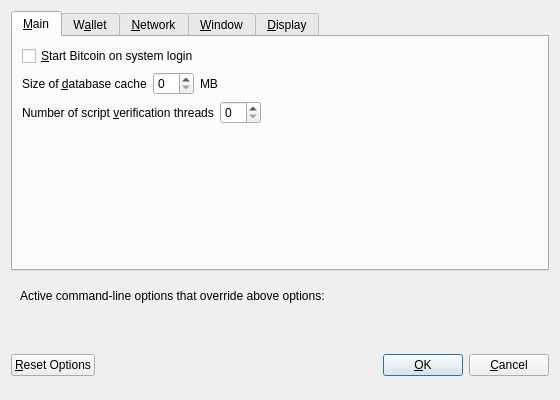
Above: src/qt/forms/optionsdialog.ui from raffermeko/bitcoin before the change. Below: the same form after it.
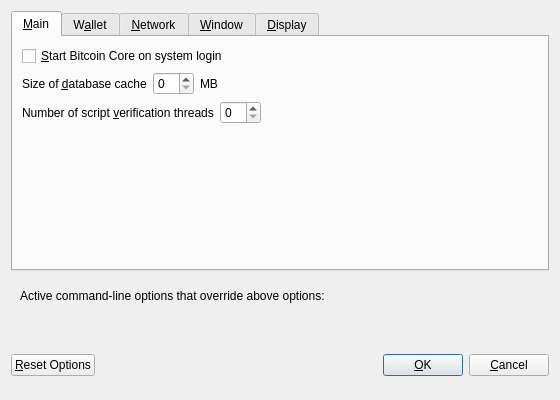
That is the form after the change. Custom widgets are drawn as their Qt base class.

Commit message: [Qt] change some strings to reflect name change to Bitcoin Core

```diff
--- a/src/qt/forms/optionsdialog.ui
+++ b/src/qt/forms/optionsdialog.ui
@@ -33,7 +33,7 @@
           <string>Automatically start Bitcoin after logging in to the system.</string>
          </property>
          <property name="text">
-          <string>&amp;Start Bitcoin on system login</string>
+          <string>&amp;Start Bitcoin Core on system login</string>
          </property>
         </widget>
        </item>
```
Left out of the diff: 4 changed lines with no effect on the pictures. The commit also changes 4 other files.
